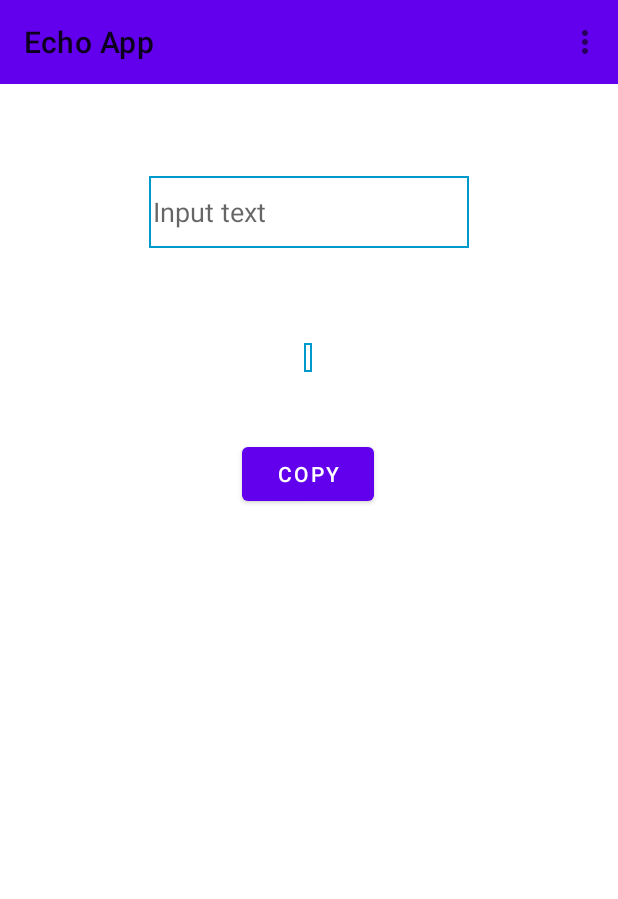
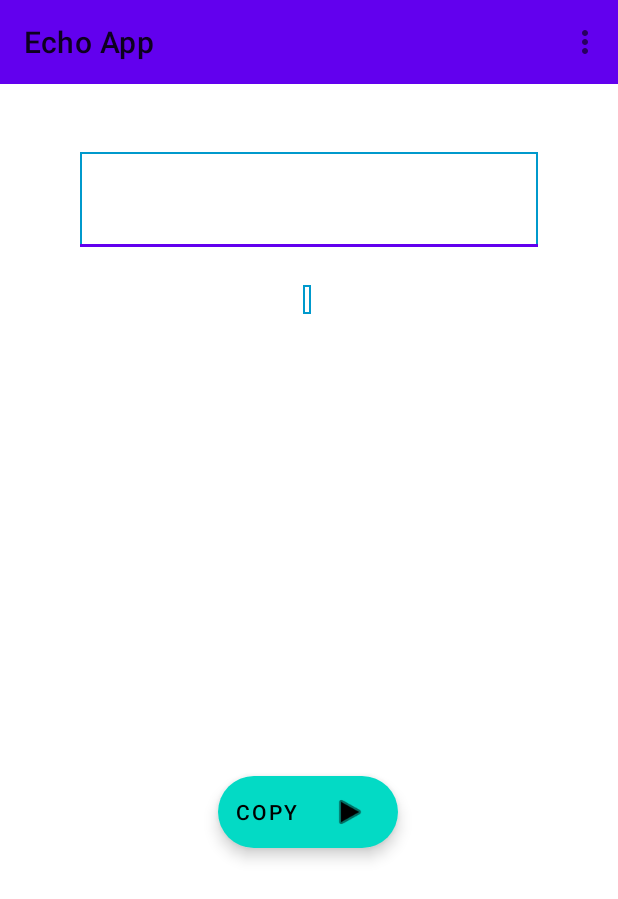
Before and after one commit to YackovLazar/Echo_App, an Android app: the screen it shows after launch (MainActivity), after a tap on "COPY", on a phone screen of 412 x 824 dp. Shown: the top 899 px of the screen. Run offline under Robolectric (Android 15) with nearby library versions, the phone set to English and light mode, and no system bars.

Commit message:
Added icon, added floating button, changes with hint too!

```diff
--- a/app/src/main/java/com/example/echoapp/MainActivity.java
+++ b/app/src/main/java/com/example/echoapp/MainActivity.java
@@ -9,6 +9,7 @@ import androidx.appcompat.app.AppCompatActivity;
 import android.view.View;
 
 import com.example.echoapp.databinding.ActivityMainBinding;
+import com.google.android.material.textfield.TextInputLayout;
 
 import android.view.Menu;
 import android.view.MenuItem;
@@ -45,8 +46,10 @@ public class MainActivity extends AppCompatActivity {
 
     public void handleButtonClick()
     {
-        EditText editText = findViewById(R.id.edit);
+        EditText editText = findViewById(R.id.textInputEditText);
         TextView textView = findViewById(R.id.textView);
+        TextInputLayout textInputLayout = findViewById(R.id.textInputLayout);
+        textInputLayout.setHint(editText.getText());
         textView.setText(editText.getText());
     }
 
--- a/app/src/main/res/layout/activity_main.xml
+++ b/app/src/main/res/layout/activity_main.xml
@@ -24,45 +24,21 @@
         tools:layout_editor_absoluteX="16dp"
         tools:layout_editor_absoluteY="-42dp" />
 
-    <Button
+    <com.google.android.material.floatingactionbutton.ExtendedFloatingActionButton
         android:id="@+id/button"
         android:layout_width="wrap_content"
         android:layout_height="wrap_content"
         android:text="@string/copy"
+
+
         app:layout_constraintBottom_toBottomOf="parent"
         app:layout_constraintEnd_toEndOf="parent"
         app:layout_constraintHorizontal_bias="0.498"
         app:layout_constraintStart_toStartOf="parent"
         app:layout_constraintTop_toBottomOf="@+id/toolbar"
-        app:layout_constraintVertical_bias="0.328" />
+        app:layout_constraintVertical_bias="0.641"
+        app:icon="@android:drawable/ic_media_play"
+        app:iconGravity="end"/>
 
-    <TextView
-        android:id="@+id/textView"
-        android:background="@drawable/edit_text_border"
-        android:layout_width="wrap_content"
-        android:layout_height="wrap_content"
-        android:layout_marginBottom="44dp"
-        android:text="@string/yackov_lazar_s_attempt_at_an_echo_app"
-        app:layout_constraintBottom_toTopOf="@+id/button"
-        app:layout_constraintEnd_toEndOf="parent"
-        app:layout_constraintHorizontal_bias="0.498"
-        app:layout_constraintStart_toStartOf="parent" />
-
-    <EditText
-        android:id="@+id/edit"
-        android:background="@drawable/edit_text_border"
-        android:layout_width="wrap_content"
-        android:layout_height="wrap_content"
-        android:ems="10"
-        android:inputType="textPersonName"
-        android:minHeight="48dp"
-        android:text=""
-        app:layout_constraintBottom_toTopOf="@+id/textView"
-        app:layout_constraintEnd_toEndOf="parent"
-        app:layout_constraintStart_toStartOf="parent"
-        app:layout_constraintTop_toBottomOf="@+id/toolbar"
-        app:layout_constraintVertical_bias="0.494"
-        android:hint="@string/input_text"
-        android:autofillHints="Input text" />
 
 </androidx.constraintlayout.widget.ConstraintLayout>
--- a/app/src/main/res/layout/content_main.xml
+++ b/app/src/main/res/layout/content_main.xml
@@ -5,4 +5,36 @@
     android:layout_height="match_parent"
     app:layout_behavior="@string/appbar_scrolling_view_behavior">
 
+    <com.google.android.material.textfield.TextInputLayout
+        android:id="@+id/textInputLayout"
+        android:layout_width="305dp"
+        android:layout_height="63dp"
+        android:layout_marginTop="75dp"
+        android:hint="@string/input_text"
+        app:layout_constraintBottom_toTopOf="@+id/textView"
+        app:layout_constraintEnd_toEndOf="parent"
+        app:layout_constraintStart_toStartOf="parent"
+        app:layout_constraintTop_toTopOf="parent">
+
+        <com.google.android.material.textfield.TextInputEditText
+            android:id="@+id/textInputEditText"
+            android:layout_width="match_parent"
+            android:layout_height="match_parent"
+            android:background="@drawable/edit_text_border"/>
+
+    </com.google.android.material.textfield.TextInputLayout>
+
+    <TextView
+        android:id="@+id/textView"
+        android:layout_width="wrap_content"
+        android:layout_height="wrap_content"
+        android:layout_marginBottom="425dp"
+        android:background="@drawable/edit_text_border"
+        android:text="@string/yackov_lazar_s_attempt_at_an_echo_app"
+        app:layout_constraintBottom_toBottomOf="parent"
+        app:layout_constraintEnd_toEndOf="parent"
+        app:layout_constraintHorizontal_bias="0.496"
+        app:layout_constraintStart_toStartOf="parent"
+        app:layout_constraintTop_toTopOf="parent" />
+
 </androidx.constraintlayout.widget.ConstraintLayout>
```
